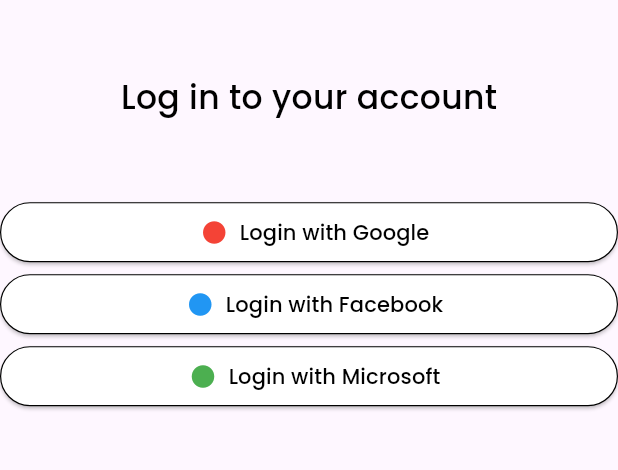
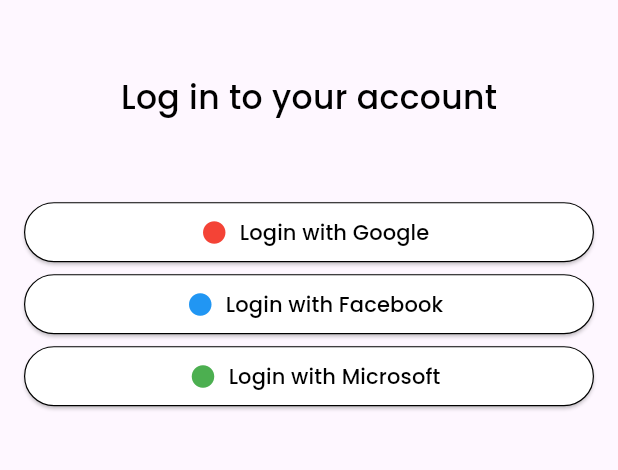
Before and after one commit to KP-DRI-2324-2/drivepulse, a Flutter app: the screen it shows after launch, on a phone screen of 412 x 824 dp, the part 467-937 px from its top. Run offline on Flutter 3.47's test engine with Material 3 defaults, Android fonts, the phone set to English and light mode, and no system bars; our stand-ins replace flutter_svg, get, google_fonts, nb_utils.

Commit message:
feat: set padding

```diff
--- a/lib/app/modules/auth/views/auth_view.dart
+++ b/lib/app/modules/auth/views/auth_view.dart
@@ -14,7 +14,9 @@
   @override
   Widget build(BuildContext context) {
     return Scaffold(
-      body: Column(
+      body: Container(
+        padding: const EdgeInsets.symmetric(horizontal: 16.0),
+        child: Column(
           mainAxisAlignment: MainAxisAlignment.center,
           children: [
             Image.asset(
@@ -90,6 +92,7 @@
             ),
           ],
         ),
+      ),
     );
   }
 }
```
Lines whose indentation alone changed are shown as unchanged.
